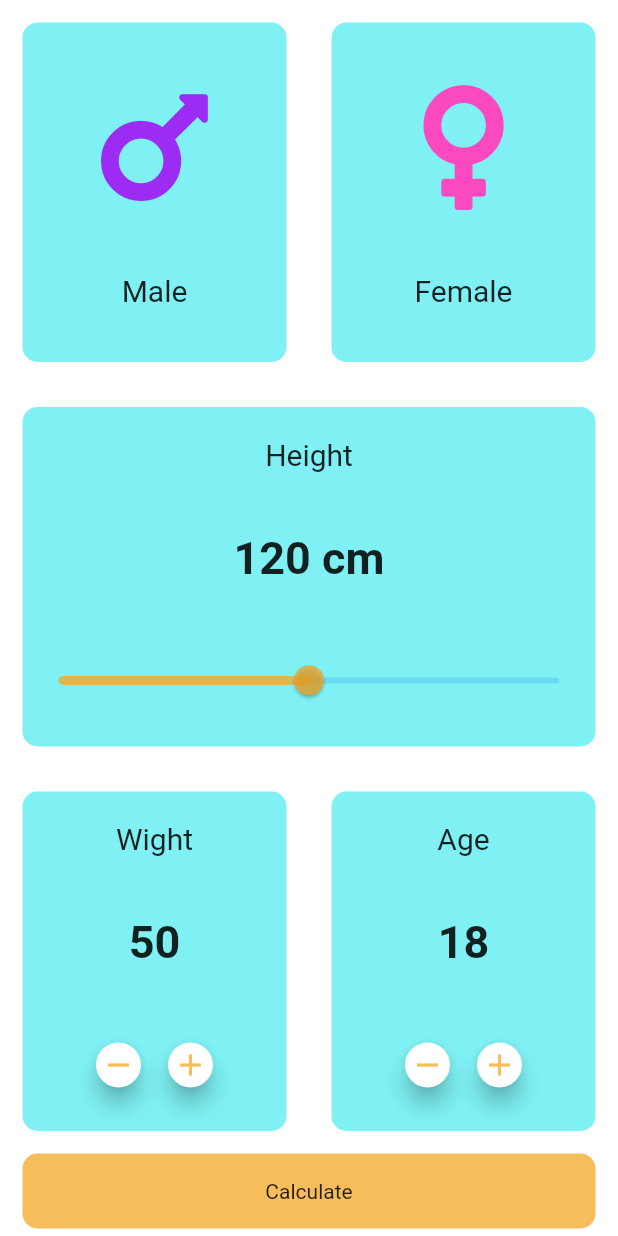
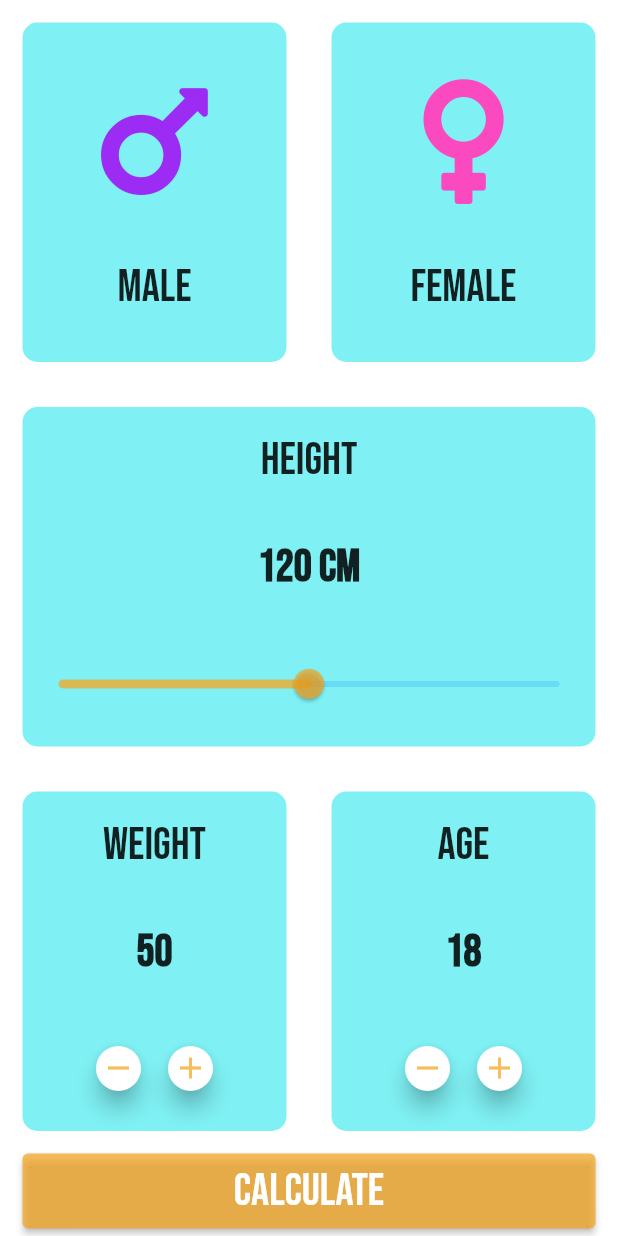
Before and after one commit to leonardosantino/imccalc, a Flutter app: the screen it shows after launch, on a phone screen of 412 x 824 dp. Run offline on Flutter 3.47's test engine with Material 2 defaults, Android fonts, the phone set to English and light mode, and no system bars; our stand-ins replace font_awesome_flutter.

```diff
--- a/lib/my_app.dart
+++ b/lib/my_app.dart
@@ -1,5 +1,5 @@
 import 'package:flutter/material.dart';
-import 'package:imccalc/pages/one_page.dart';
+import 'package:imccalc/pages/result_page.dart';
 import 'package:imccalc/pages/second_page.dart';
 import 'package:imccalc/pages/third_page.dart';
 
--- a/lib/pages/my_home_page.dart
+++ b/lib/pages/my_home_page.dart
@@ -1,7 +1,9 @@
 import 'package:flutter/material.dart';
-import 'package:imccalc/components/card.dart';
+import 'package:imccalc/pages/result_page.dart';
+import 'package:imccalc/widgets/calculator_imc.dart';
+import 'package:imccalc/widgets/card.dart';
 import 'package:font_awesome_flutter/font_awesome_flutter.dart';
-import 'package:imccalc/components/my_button.dart';
+import 'package:imccalc/widgets/my_button.dart';
 
 class MyHomePage extends StatefulWidget {
   const MyHomePage({Key? key}) : super(key: key);
@@ -13,7 +15,7 @@ class MyHomePage extends StatefulWidget {
 class _MyHomePageState extends State<MyHomePage> {
   Color colorM = const Color(0x8000E3E9);
   Color colorF = const Color(0x8000E3E9);
-  int wight = 50;
+  int weight = 50;
   int age = 18;
   int height = 120;
 
@@ -54,7 +56,10 @@ class _MyHomePageState extends State<MyHomePage> {
                             ),
                             Text(
                               'Male',
-                              style: TextStyle(fontSize: 20),
+                              style: TextStyle(
+                                fontSize: 30,
+                                fontFamily: 'Standard',
+                              ),
                             )
                           ],
                         ),
@@ -84,7 +89,10 @@ class _MyHomePageState extends State<MyHomePage> {
                             ),
                             Text(
                               'Female',
-                              style: TextStyle(fontSize: 20),
+                              style: TextStyle(
+                                fontSize: 30,
+                                fontFamily: 'Standard',
+                              ),
                             )
                           ],
                         ),
@@ -105,12 +113,17 @@ class _MyHomePageState extends State<MyHomePage> {
                         children: [
                           const Text(
                             'Height',
-                            style: TextStyle(fontSize: 20),
+                            style: TextStyle(
+                              fontSize: 30,
+                              fontFamily: 'Standard',
+                            ),
                           ),
                           Text(
                             '$height cm',
                             style: const TextStyle(
-                                fontSize: 30, fontWeight: FontWeight.bold),
+                                fontSize: 30,
+                                fontFamily: 'Standard',
+                                fontWeight: FontWeight.bold),
                           ),
                           Slider(
                             activeColor: const Color(0xBEF5A623),
@@ -139,27 +152,32 @@ class _MyHomePageState extends State<MyHomePage> {
                         mainAxisAlignment: MainAxisAlignment.spaceAround,
                         children: [
                           const Text(
-                            'Wight',
-                            style: TextStyle(fontSize: 20),
+                            'Weight',
+                            style: TextStyle(
+                              fontSize: 30,
+                              fontFamily: 'Standard',
+                            ),
                           ),
                           Text(
-                            '$wight',
+                            '$weight',
                             style: const TextStyle(
-                                fontSize: 30, fontWeight: FontWeight.bold),
+                                fontSize: 30,
+                                fontFamily: 'Standard',
+                                fontWeight: FontWeight.bold),
                           ),
                           Row(
                             mainAxisAlignment: MainAxisAlignment.center,
                             children: [
                               MyButton(
                                 onPress: () {
-                                  wight--;
+                                  weight--;
                                   setState(() {});
                                 },
                                 child: Icons.remove,
                               ),
                               MyButton(
                                 onPress: () {
-                                  wight++;
+                                  weight++;
                                   setState(() {});
                                 },
                                 child: Icons.add,
@@ -178,12 +196,17 @@ class _MyHomePageState extends State<MyHomePage> {
                         children: [
                           const Text(
                             'Age',
-                            style: TextStyle(fontSize: 20),
+                            style: TextStyle(
+                              fontSize: 30,
+                              fontFamily: 'Standard',
+                            ),
                           ),
                           Text(
                             '$age',
                             style: const TextStyle(
-                                fontSize: 30, fontWeight: FontWeight.bold),
+                                fontSize: 30,
+                                fontFamily: 'Standard',
+                                fontWeight: FontWeight.bold),
                           ),
                           Row(
                             mainAxisAlignment: MainAxisAlignment.center,
@@ -220,14 +243,31 @@ class _MyHomePageState extends State<MyHomePage> {
                     margin:
                         const EdgeInsets.only(left: 15, right: 15, bottom: 5),
                     decoration: BoxDecoration(
-                      color: const Color(0xBEF5A623),
                       borderRadius: BorderRadius.circular(10),
                     ),
-                    child: Row(
-                      mainAxisAlignment: MainAxisAlignment.center,
-                      children: const [
-                        Text('Calculate'),
-                      ],
+                    child: ElevatedButton(
+                      style: ElevatedButton.styleFrom(
+                          primary: const Color(0xBEF5A623)),
+                      onPressed: () {
+                        Calculator calculator = Calculator(height, weight);
+                        Navigator.push(
+                            context,
+                            MaterialPageRoute(
+                                builder: (context) => ResultPage(
+                                    message: calculator.message(),
+                                    status: calculator.status(),
+                                    imc: calculator.calculate().toStringAsFixed(1))));
+                      },
+                      child: Row(
+                        mainAxisAlignment: MainAxisAlignment.center,
+                        children: const [
+                          Text(
+                            'Calculate',
+                            style:
+                                TextStyle(fontFamily: 'Standard', fontSize: 30),
+                          ),
+                        ],
+                      ),
                     ),
                   ),
                 ),
--- /dev/null
+++ b/lib/widgets/calculator_imc.dart
@@ -0,0 +1,35 @@
+import 'dart:math';
+
+class Calculator {
+  Calculator(this.height, this.weight){
+    _imc = weight / pow(height / 100, 2);
+  }
+
+  late final int height;
+  late final int weight;
+  late double _imc;
+
+  double calculate() {
+    return _imc;
+  }
+
+  String status() {
+    if (_imc >= 25) {
+      return 'Over Weight';
+    } else if (_imc > 18.5) {
+      return 'Normal';
+    }
+    return 'Under Weight';
+  }
+
+  String message() {
+    if (_imc >= 25) {
+      return 'You are overweight, see your nutritionist to check your diet.';
+    } else if (_imc > 18.5) {
+      return 'Very well keep taking care';
+    }
+    return 'You are underweight, you need to increase your daily food amount and consult your nutritionist for food recommendations.';
+  }
+
+
+}
--- /dev/null
+++ b/lib/widgets/card.dart
@@ -0,0 +1,21 @@
+import 'package:flutter/material.dart';
+
+class MyCard extends StatelessWidget {
+   const MyCard({Key? key, this.child, this.color}) : super(key: key);
+
+  final Widget? child;
+  final Color? color;
+
+  @override
+  Widget build(BuildContext context) {
+    return Container(
+      child: child,
+      margin: const EdgeInsets.all(15),
+      decoration: BoxDecoration(
+        color: color,
+        borderRadius: BorderRadius.circular(10),
+      ),
+    );
+  }
+}
+// 0x805a9b95 transparent
--- /dev/null
+++ b/lib/widgets/my_button.dart
@@ -0,0 +1,20 @@
+import 'package:flutter/material.dart';
+
+class MyButton extends StatelessWidget {
+  const MyButton({Key? key, this.child, this.onPress}) : super(key: key);
+
+  final IconData? child;
+  final VoidCallback? onPress;
+
+  @override
+  Widget build(BuildContext context) {
+    return RawMaterialButton(
+      elevation: 6.0,
+      constraints: const BoxConstraints.tightFor(width: 30, height: 30),
+      shape: const CircleBorder(),
+      fillColor: const Color(0xffffffff),
+      child: Icon(child, color: const Color(0xBEF5A623),),
+      onPressed: onPress,
+    );
+  }
+}
```
Also changed, not shown: lib/pages/result_page.dart (added, +90 -0 lines), pubspec.yaml (+4 -4 lines), assets/fonts/BebasNeue-Regular.ttf (added), 2 other files.
